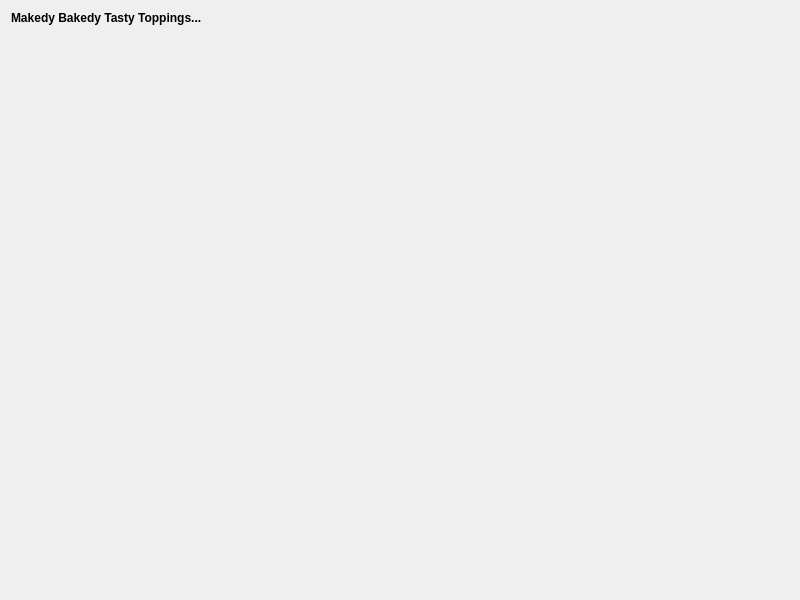
This is QgisModelBaker/ui/toppingmaker_wizard/ili2dbsettings.ui in opengisch/QgisModelBaker as Qt 5 draws it before an edit. The edited form follows.
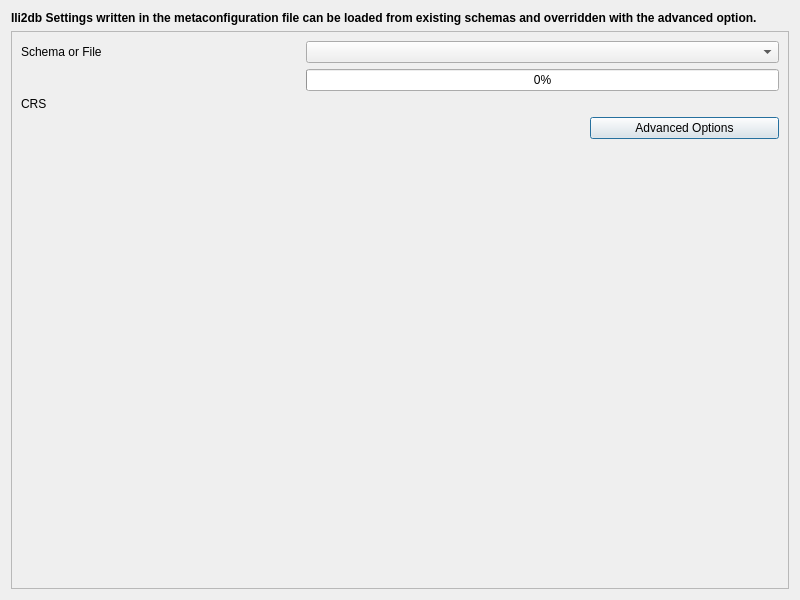
This is the edited form. Custom widgets are drawn as their Qt base class.

Commit message: ili2db setting page and some begin of backend

The edit to the form file:
```diff
--- a/QgisModelBaker/ui/toppingmaker_wizard/ili2dbsettings.ui
+++ b/QgisModelBaker/ui/toppingmaker_wizard/ili2dbsettings.ui
@@ -13,20 +13,7 @@
   <property name="windowTitle">
    <string>Select Files</string>
   </property>
-  <layout class="QGridLayout" name="gridLayout">
-   <item row="2" column="0">
-    <spacer name="verticalSpacer">
-     <property name="orientation">
-      <enum>Qt::Vertical</enum>
-     </property>
-     <property name="sizeHint" stdset="0">
-      <size>
-       <width>20</width>
-       <height>40</height>
-      </size>
-     </property>
-    </spacer>
-   </item>
+  <layout class="QGridLayout" name="gridLayout_2">
    <item row="0" column="0">
     <widget class="QLabel" name="description">
      <property name="minimumSize">
@@ -42,7 +29,7 @@
       </font>
      </property>
      <property name="text">
-      <string>Makedy Bakedy Tasty Toppings...</string>
+      <string>Ili2db Settings written in the metaconfiguration file can be loaded from existing schemas and overridden with the advanced option.</string>
      </property>
      <property name="alignment">
       <set>Qt::AlignLeading|Qt::AlignLeft|Qt::AlignTop</set>
@@ -52,8 +39,95 @@
      </property>
     </widget>
    </item>
+   <item row="1" column="0">
+    <widget class="QFrame" name="content_frame">
+     <property name="frameShape">
+      <enum>QFrame::StyledPanel</enum>
+     </property>
+     <property name="frameShadow">
+      <enum>QFrame::Raised</enum>
+     </property>
+     <layout class="QGridLayout" name="gridLayout">
+      <item row="5" column="3">
+       <spacer name="verticalSpacer_2">
+        <property name="orientation">
+         <enum>Qt::Vertical</enum>
+        </property>
+        <property name="sizeHint" stdset="0">
+         <size>
+          <width>20</width>
+          <height>40</height>
+         </size>
+        </property>
+       </spacer>
+      </item>
+      <item row="0" column="1">
+       <widget class="QLabel" name="schema_label">
+        <property name="text">
+         <string>Schema or File</string>
+        </property>
+       </widget>
+      </item>
+      <item row="3" column="1">
+       <widget class="QLabel" name="crs_label">
+        <property name="toolTip">
+         <string>Coordinate Reference System</string>
+        </property>
+        <property name="text">
+         <string>CRS</string>
+        </property>
+       </widget>
+      </item>
+      <item row="4" column="3">
+       <widget class="QPushButton" name="ili2db_options_button">
+        <property name="text">
+         <string>Advanced Options</string>
+        </property>
+       </widget>
+      </item>
+      <item row="0" column="2" colspan="2">
+       <widget class="QComboBox" name="schema_combobox"/>
+      </item>
+      <item row="3" column="2" colspan="2">
+       <widget class="QgsProjectionSelectionWidget" name="crsSelector">
+        <property name="focusPolicy">
+         <enum>Qt::StrongFocus</enum>
+        </property>
+       </widget>
+      </item>
+      <item row="1" column="2" colspan="2">
+       <widget class="QProgressBar" name="progress_bar">
+        <property name="value">
+         <number>0</number>
+        </property>
+       </widget>
+      </item>
+      <item row="4" column="1" colspan="2">
+       <spacer name="horizontalSpacer">
+        <property name="orientation">
+         <enum>Qt::Horizontal</enum>
+        </property>
+        <property name="sizeHint" stdset="0">
+         <size>
+          <width>563</width>
+          <height>20</height>
+         </size>
+        </property>
+       </spacer>
+      </item>
+     </layout>
+    </widget>
+   </item>
   </layout>
  </widget>
+ <customwidgets>
+  <customwidget>
+   <class>QgsProjectionSelectionWidget</class>
+   <extends>QWidget</extends>
+   <header>qgsprojectionselectionwidget.h</header>
+   <container>1</container>
+  </customwidget>
+ </customwidgets>
  <resources/>
  <connections/>
 </ui>
```
The commit also changes 2 other files.
